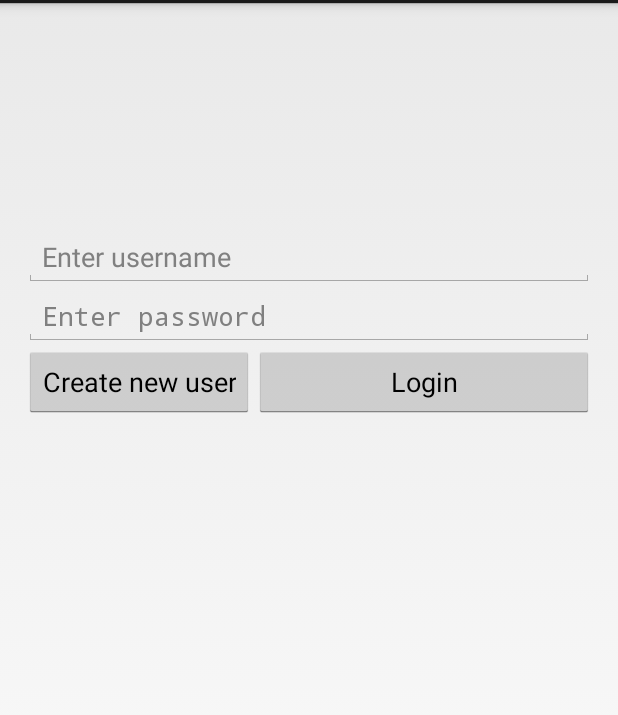
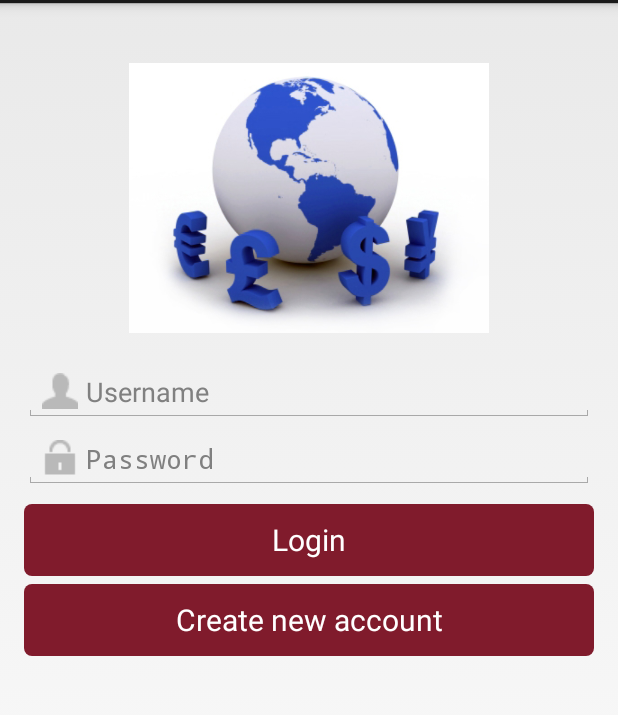
Before and after one commit to skogsharald/IntnetProjekt, an Android app: the screen it shows after launch (LoginActivity), on a phone screen of 412 x 824 dp, the part 69-784 px from its top. Run offline under Robolectric (Android 15) with nearby library versions, the phone set to English and light mode, and no system bars.

Commit message:
Fixed crash issue on start and the login layout

```diff
--- a/app/IntnetProjekt/projekt/src/main/AndroidManifest.xml
+++ b/app/IntnetProjekt/projekt/src/main/AndroidManifest.xml
@@ -3,6 +3,7 @@
     package="kth.intnet.projekt" >
 
     <application
+        android:name="kth.intnet.projekt.android.MoneyApplication"
         android:allowBackup="true"
         android:icon="@drawable/ic_launcher"
         android:label="@string/app_name"
--- a/app/IntnetProjekt/projekt/src/main/java/kth/intnet/projekt/android/LoginActivity.java
+++ b/app/IntnetProjekt/projekt/src/main/java/kth/intnet/projekt/android/LoginActivity.java
@@ -17,11 +17,11 @@ public class LoginActivity extends Activity {
     @Override
     protected void onCreate(Bundle savedInstanceState) {
         super.onCreate(savedInstanceState);
+        model = ((MoneyApplication) this.getApplication()).getModel();
+
         setContentView(R.layout.activity_login);
 
-        model = ((MoneyApplication) this.getApplication()).getModel();
-
-        LoginView loginView = new LoginView(findViewById(R.layout.activity_login), model);
+        LoginView loginView = new LoginView(findViewById(R.layout.activity_login), this, model);
     }
 
 
--- a/app/IntnetProjekt/projekt/src/main/java/kth/intnet/projekt/android/MoneyApplication.java
+++ b/app/IntnetProjekt/projekt/src/main/java/kth/intnet/projekt/android/MoneyApplication.java
@@ -11,7 +11,7 @@ public class MoneyApplication extends Application {
     private MoneyModel mModel = new MoneyModel();
 
     public MoneyModel getModel(){
-        return mModel;
+      return mModel;
     }
 
     public void setModel(MoneyModel mModel){
--- a/app/IntnetProjekt/projekt/src/main/java/kth/intnet/projekt/android/view/LoginView.java
+++ b/app/IntnetProjekt/projekt/src/main/java/kth/intnet/projekt/android/view/LoginView.java
@@ -1,5 +1,6 @@
 package kth.intnet.projekt.android.view;
 
+import android.app.Activity;
 import android.view.View;
 import android.widget.Button;
 import android.widget.EditText;
@@ -15,21 +16,23 @@ public class LoginView {
     public static EditText usernameField, passwordField;
     private View view;
     private MoneyModel model;
+    private Activity activity;
 
     /**
      * Public constructor for the login view. Very basic, just sets up the view for controller.
      * @param view
      * @param model
      */
-    public LoginView(View view, MoneyModel model) {
+    public LoginView(View view, Activity activity, MoneyModel model) {
         this.view = view;
+        this.activity = activity;
         this.model = model;
 
         // Instantiate the view
-        loginButton = (Button) view.findViewById(R.id.loginButton);
-        createUserButton = (Button) view.findViewById(R.id.createUserButton);
+        loginButton = (Button) activity.findViewById(R.id.loginButton);
+        createUserButton = (Button) activity.findViewById(R.id.createUserButton);
 
-        usernameField = (EditText) view.findViewById(R.id.usernameField);
-        passwordField = (EditText) view.findViewById(R.id.passwordField);
+        usernameField = (EditText) activity.findViewById(R.id.usernameField);
+        passwordField = (EditText) activity.findViewById(R.id.passwordField);
     }
 }
--- /dev/null
+++ b/app/IntnetProjekt/projekt/src/main/res/drawable/buttonshape.xml
@@ -0,0 +1,14 @@
+<?xml version="1.0" encoding="utf-8"?>
+<shape
+    xmlns:android="http://schemas.android.com/apk/res/android"
+    android:shape="rectangle" >
+    <corners
+        android:radius="5dp"/>
+    <solid
+        android:color="#801B2C"/>
+    <padding
+        android:left="0dp"
+        android:top="0dp"
+        android:right="0dp"
+        android:bottom="0dp"/>
+</shape>
--- a/app/IntnetProjekt/projekt/src/main/res/layout/activity_login.xml
+++ b/app/IntnetProjekt/projekt/src/main/res/layout/activity_login.xml
@@ -6,11 +6,19 @@
     android:layout_height="match_parent"
     android:layout_marginLeft="@dimen/activity_horizontal_margin"
     android:layout_marginRight="@dimen/activity_horizontal_margin"
-    android:layout_marginTop="150dp">
+    android:layout_marginTop="40dp">
+
+    <ImageView
+        android:layout_width="fill_parent"
+        android:layout_height="wrap_content"
+        android:adjustViewBounds="true"
+        android:maxHeight="180dp"
+        android:src="@drawable/currency_symbols" />
 
     <include
         android:layout_width="match_parent"
         android:layout_height="wrap_content"
+        android:layout_marginTop="20dp"
         layout="@layout/login_view"
         />
 
--- a/app/IntnetProjekt/projekt/src/main/res/layout/login_view.xml
+++ b/app/IntnetProjekt/projekt/src/main/res/layout/login_view.xml
@@ -9,7 +9,10 @@
         android:layout_width="match_parent"
         android:layout_height="wrap_content"
         android:ems="10"
-        android:hint="Enter username" >
+        android:drawablePadding="5dp"
+        android:drawableLeft="@drawable/man_24"
+        android:hint="Username"
+        android:inputType="text">
 
         <requestFocus />
     </EditText>
@@ -19,25 +22,36 @@
         android:layout_width="match_parent"
         android:layout_height="wrap_content"
         android:ems="10"
-        android:hint="Enter password"
+        android:drawableLeft="@drawable/lock_24"
+        android:drawablePadding="5dp"
+        android:layout_marginTop="5dp"
+        android:hint="Password"
         android:inputType="textPassword" />
 
     <LinearLayout
         android:layout_width="match_parent"
-        android:layout_height="wrap_content" >
+        android:layout_height="wrap_content"
+        android:layout_marginTop="10dp"
+        android:orientation="vertical" >
+
+        <Button
+            android:id="@+id/loginButton"
+            android:text="Login"
+            android:textColor="#FFFFFF"
+            android:textSize="20sp"
+            android:layout_width="match_parent"
+            android:layout_height="wrap_content"
+            android:background="@drawable/buttonshape" />
 
         <Button
             android:id="@+id/createUserButton"
-            android:layout_width="wrap_content"
+            android:text="Create new account"
+            android:textColor="#FFFFFF"
+            android:textSize="20sp"
+            android:layout_width="match_parent"
             android:layout_height="wrap_content"
-            android:text="Create new user" />
-
-        <Button
-            android:id="@+id/loginButton"
-            android:layout_weight="2"
-            android:layout_width="wrap_content"
-            android:layout_height="wrap_content"
-            android:text="Login" />
+            android:layout_marginTop="5dp"
+            android:background="@drawable/buttonshape" />
 
     </LinearLayout>
 
```
Also changed, not shown: app/IntnetProjekt/projekt/src/main/res/drawable/currency_symbols.jpg (added), app/IntnetProjekt/projekt/src/main/res/drawable/lock_24.png (added), app/IntnetProjekt/projekt/src/main/res/drawable/man_24.png (added), app/IntnetProjekt/projekt/src/main/res/drawable/wallet_icon.jpg (added), 1 other file.
